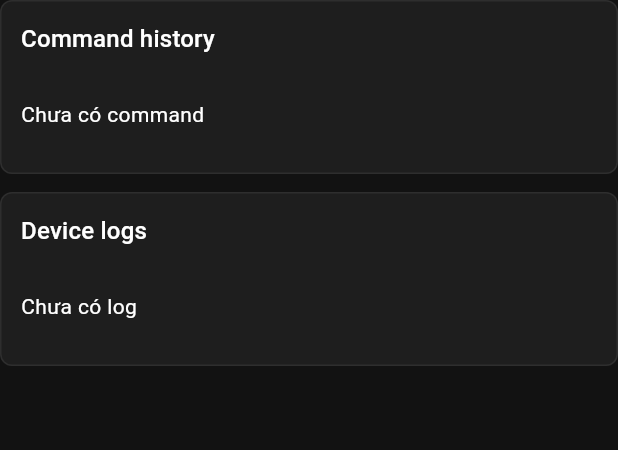
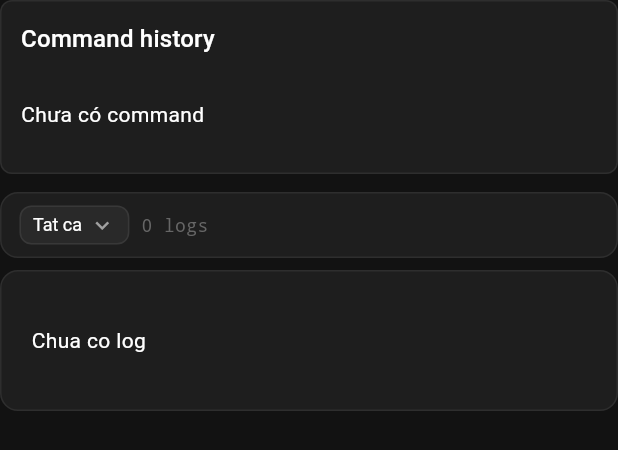
Before and after one commit to xuanhai0913/iot-traffic-light-wokwi, a Flutter app: the HistoryView widget shown alone on an empty page, opened directly with empty values, on a phone screen of 412 x 824 dp. Shown: the top 450 px of the screen. Run offline on Flutter 3.47's test engine with Material 3 defaults, Android fonts, the phone set to English and light mode, and no system bars; our stand-ins replace shared_preferences; accounts and stored records are empty; network calls fail.

Commit message:
feat(flutter): Device Logs redesign theo Open Design mockup
LogTile (atoms.dart): thay ListTile Material bang mockup-style row
(time 56px + level pill 44px + msg expanded). Pill bg rgba 0x33 cho
ERR/WARN/OK/INFO, semantic color (danger/warn/success/accent).

logLevel(TrafficLog) helper: derive tu mode_code va remaining_seconds
EMERGENCY hoac remaining<0 -> err; NIGHT/MAINTENANCE -> warn;
default -> info. OK chip co nhu khong tu derive duoc.

File moi device_logs_view.dart (~140 dong):
- DeviceLogsView State: filter dropdown (Tat ca/INFO/OK/WARN/ERROR)
  bang DropdownButton mac dinh Material, mono count text 'N logs'.
- Log list ben duoi GlassPanel tuong duong .log-list mockup,
  ListView.builder shrinkWrap.

history_view.dart: section Device logs thay bang DeviceLogsView.
Khong touch data layer, khong can backend update.

```diff
--- /dev/null
+++ b/flutter_app/lib/views/device_logs_view.dart
@@ -0,0 +1,136 @@
+import 'package:flutter/material.dart';
+
+import '../app/colors.dart';
+import '../data/dashboard_snapshot.dart';
+import '../widgets/atoms.dart';
+
+const _kLogFilters = <_LogFilter>[
+  _LogFilter('all', 'Tat ca'),
+  _LogFilter('info', 'INFO'),
+  _LogFilter('ok', 'OK'),
+  _LogFilter('warn', 'WARN'),
+  _LogFilter('err', 'ERROR'),
+];
+
+
+class DeviceLogsView extends StatefulWidget {
+  const DeviceLogsView({required this.logs, super.key});
+
+  final List<TrafficLog> logs;
+
+  @override
+  State<DeviceLogsView> createState() => _DeviceLogsViewState();
+}
+
+
+class _DeviceLogsViewState extends State<DeviceLogsView> {
+  String _filter = 'all';
+
+  @override
+  Widget build(BuildContext context) {
+    final filtered = _filter == 'all'
+        ? widget.logs
+        : widget.logs.where((l) => logLevel(l) == _filter).toList();
+
+    return Column(
+      crossAxisAlignment: CrossAxisAlignment.stretch,
+      children: [
+        GlassPanel(
+          padding: const EdgeInsets.symmetric(
+            horizontal: AppColors.space3,
+            vertical: AppColors.space2,
+          ),
+          child: Row(
+            children: [
+              _FilterDropdown(
+                value: _filter,
+                onChanged: (v) => setState(() => _filter = v),
+              ),
+              const SizedBox(width: AppColors.space2),
+              Text(
+                '${filtered.length} logs',
+                style: const TextStyle(
+                  color: AppColors.muted,
+                  fontSize: 12,
+                  fontFamily: 'monospace',
+                ),
+              ),
+            ],
+          ),
+        ),
+        const SizedBox(height: AppColors.space2),
+        Container(
+          decoration: BoxDecoration(
+            color: AppColors.surface,
+            borderRadius: BorderRadius.circular(AppColors.radiusMd),
+            border: Border.all(color: AppColors.glassBorder),
+          ),
+          child: filtered.isEmpty
+              ? const Padding(
+                  padding: EdgeInsets.all(AppColors.space5),
+                  child: EmptyState(text: 'Chua co log'),
+                )
+              : ListView.builder(
+                  shrinkWrap: true,
+                  physics: const NeverScrollableScrollPhysics(),
+                  itemCount: filtered.length,
+                  itemBuilder: (_, i) => LogTile(log: filtered[i]),
+                ),
+        ),
+      ],
+    );
+  }
+}
+
+
+class _FilterDropdown extends StatelessWidget {
+  const _FilterDropdown({required this.value, required this.onChanged});
+
+  final String value;
+  final ValueChanged<String> onChanged;
+
+  @override
+  Widget build(BuildContext context) {
+    return Container(
+      padding: const EdgeInsets.symmetric(horizontal: AppColors.space2),
+      decoration: BoxDecoration(
+        color: AppColors.glass,
+        borderRadius: BorderRadius.circular(AppColors.radiusSm),
+        border: Border.all(color: AppColors.glassBorder),
+      ),
+      child: DropdownButtonHideUnderline(
+        child: DropdownButton<String>(
+          value: value,
+          isDense: true,
+          dropdownColor: AppColors.surface,
+          icon: const Icon(
+            Icons.keyboard_arrow_down,
+            color: AppColors.foreground2,
+            size: 18,
+          ),
+          style: const TextStyle(
+            color: AppColors.foreground,
+            fontSize: 12,
+          ),
+          items: _kLogFilters
+              .map((f) => DropdownMenuItem<String>(
+                    value: f.value,
+                    child: Text(f.label),
+                  ))
+              .toList(),
+          onChanged: (v) {
+            if (v != null) onChanged(v);
+          },
+        ),
+      ),
+    );
+  }
+}
+
+
+class _LogFilter {
+  const _LogFilter(this.value, this.label);
+
+  final String value;
+  final String label;
+}
--- a/flutter_app/lib/views/history_view.dart
+++ b/flutter_app/lib/views/history_view.dart
@@ -1,8 +1,8 @@
 import 'package:flutter/material.dart';
 
-import '../app/colors.dart';
 import '../data/dashboard_snapshot.dart';
 import '../widgets/atoms.dart';
+import 'device_logs_view.dart';
 
 class HistoryView extends StatelessWidget {
   const HistoryView({required this.commands, required this.logs, super.key});
@@ -27,17 +27,7 @@ class HistoryView extends StatelessWidget {
                 ),
         ),
         const SizedBox(height: 12),
-        SectionCard(
-          title: 'Device logs',
-          child: logs.isEmpty
-              ? const EmptyState(text: 'Chưa có log')
-              : ListView.builder(
-                  shrinkWrap: true,
-                  physics: const NeverScrollableScrollPhysics(),
-                  itemCount: logs.length,
-                  itemBuilder: (_, i) => LogTile(log: logs[i]),
-                ),
-        ),
+        DeviceLogsView(logs: logs),
       ],
     );
   }
```
Also changed, not shown: flutter_app/lib/widgets/atoms.dart (+85 -7 lines).
